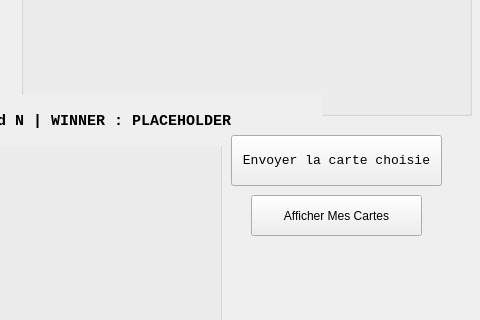
The window that Jeu_De_Cartes/Code/Jeu_Cartes-Integration_Reseau/UIs/cartesJeux_ui-Player1.ui (LiamB72/MainProjects) describes before a commit, drawn with Qt 5; both pictures show x 229 to 709 and y 175 to 495 of the 709 by 584 pixel window.
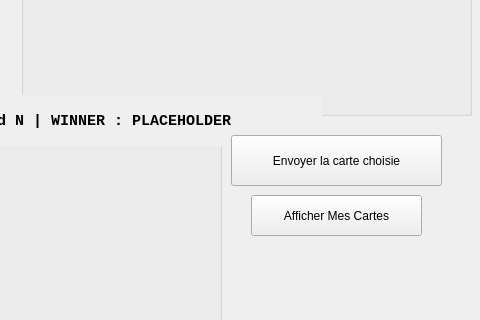
The same window after the commit. Icons and pictures are not drawn.

Diff of the .ui file:
```diff
--- a/Jeu_De_Cartes/Code/Jeu_Cartes-Integration_Reseau/UIs/cartesJeux_ui-Player1.ui
+++ b/Jeu_De_Cartes/Code/Jeu_Cartes-Integration_Reseau/UIs/cartesJeux_ui-Player1.ui
@@ -332,12 +332,6 @@
       <height>51</height>
      </rect>
     </property>
-    <property name="font">
-     <font>
-      <family>Courier New</family>
-      <pointsize>10</pointsize>
-     </font>
-    </property>
     <property name="text">
      <string>Envoyer la carte choisie</string>
     </property>
```
